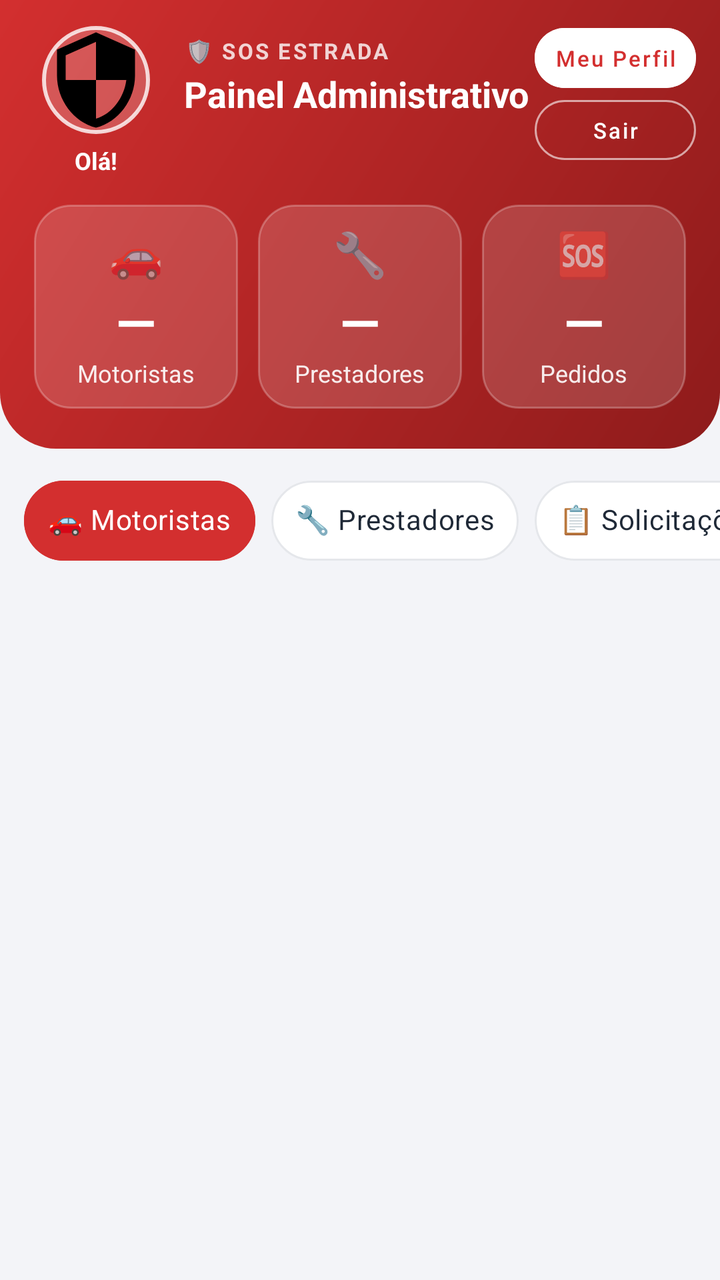
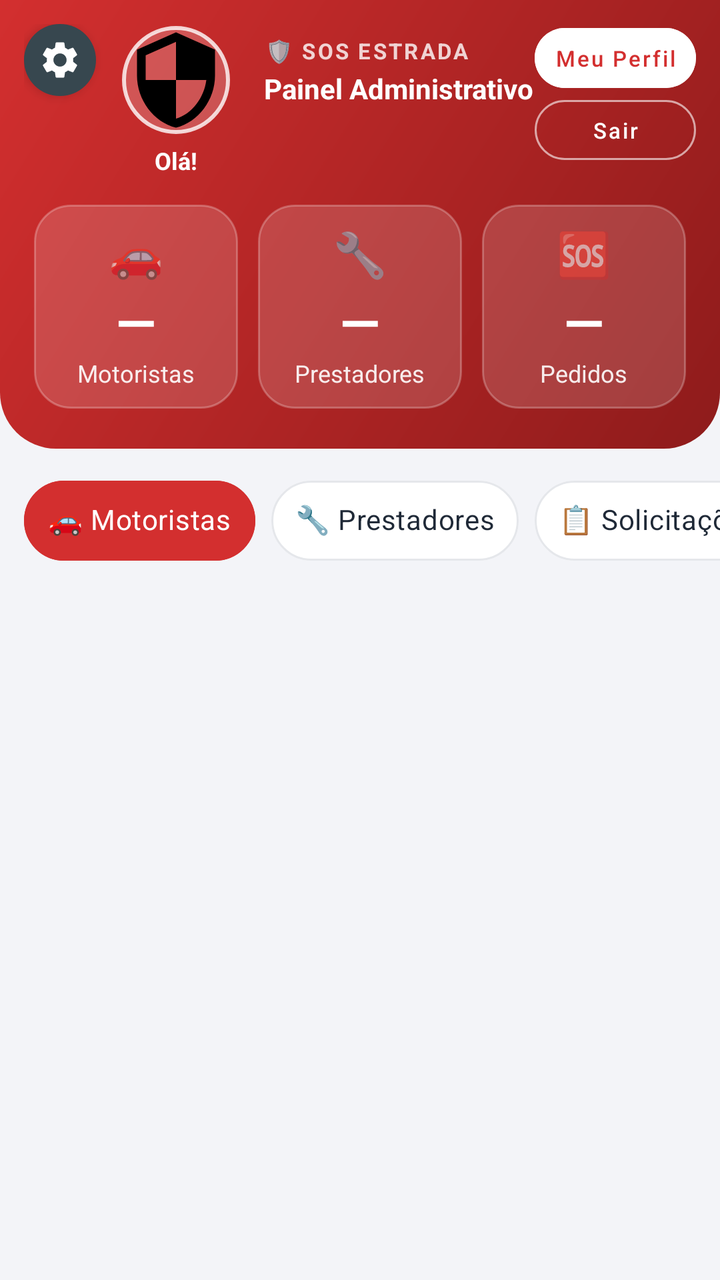

Screens rendered from an Android XML layout before and after an edit, with the pre-edit source and the edit as a unified diff.
<!-- AndroidManifest.xml: application theme Theme.MaterialComponents.Light.NoActionBar -->
<!-- res/layout/activity_admin.xml -->
<?xml version="1.0" encoding="utf-8"?>
<LinearLayout xmlns:android="http://schemas.android.com/apk/res/android"
    xmlns:app="http://schemas.android.com/apk/res-auto"
    android:layout_width="match_parent"
    android:layout_height="match_parent"
    android:background="@color/admin_fundo"
    android:fitsSystemWindows="true"
    android:orientation="vertical">

    
    <LinearLayout
        android:layout_width="match_parent"
        android:layout_height="wrap_content"
        android:background="@drawable/bg_admin_header"
        android:orientation="vertical"
        android:paddingStart="12dp"
        android:paddingTop="12dp"
        android:paddingEnd="12dp"
        android:paddingBottom="20dp">

        <LinearLayout
            android:layout_width="match_parent"
            android:layout_height="wrap_content"
            android:gravity="top"
            android:orientation="horizontal">

            
            <LinearLayout
                android:layout_width="72dp"
                android:layout_height="wrap_content"
                android:gravity="center_horizontal"
                android:orientation="vertical">

                <com.google.android.material.imageview.ShapeableImageView
                    android:id="@+id/ivFotoAdminCabecalho"
                    android:layout_width="56dp"
                    android:layout_height="56dp"
                    android:background="#33FFFFFF"
                    android:padding="2dp"
                    android:scaleType="centerCrop"
                    android:src="@drawable/ic_admin"
                    app:shapeAppearanceOverlay="@style/AdminLogoCircular"
                    app:strokeColor="#CCFFFFFF"
                    app:strokeWidth="2dp" />

                <TextView
                    android:id="@+id/tvSaudacaoAdmin"
                    android:layout_width="wrap_content"
                    android:layout_height="wrap_content"
                    android:layout_marginTop="4dp"
                    android:ellipsize="end"
                    android:gravity="center"
                    android:maxLines="1"
                    android:text="Olá!"
                    android:textColor="@android:color/white"
                    android:textSize="12sp"
                    android:textStyle="bold" />
            </LinearLayout>

            <LinearLayout
                android:layout_width="0dp"
                android:layout_height="wrap_content"
                android:layout_marginStart="8dp"
                android:layout_marginTop="6dp"
                android:layout_weight="1"
                android:orientation="vertical">

                <TextView
                    android:layout_width="wrap_content"
                    android:layout_height="wrap_content"
                    android:letterSpacing="0.1"
                    android:text="🛡️ SOS ESTRADA"
                    android:textColor="#CCFFFFFF"
                    android:textSize="11sp"
                    android:textStyle="bold" />

                
                <TextView
                    android:id="@+id/tvTituloPainelAdmin"
                    android:layout_width="match_parent"
                    android:layout_height="28dp"
                    android:layout_marginTop="2dp"
                    android:maxLines="1"
                    android:text="Painel Administrativo"
                    android:textColor="@android:color/white"
                    android:textStyle="bold"
                    app:autoSizeMaxTextSize="20sp"
                    app:autoSizeMinTextSize="13sp"
                    app:autoSizeTextType="uniform" />
            </LinearLayout>

            <LinearLayout
                android:layout_width="wrap_content"
                android:layout_height="wrap_content"
                android:layout_marginTop="2dp"
                android:orientation="vertical">

                <com.google.android.material.button.MaterialButton
                    android:id="@+id/btnMeuPerfil"
                    style="@style/Widget.MaterialComponents.Button.UnelevatedButton"
                    android:layout_width="match_parent"
                    android:layout_height="30dp"
                    android:backgroundTint="@android:color/white"
                    android:insetTop="0dp"
                    android:insetBottom="0dp"
                    android:minWidth="0dp"
                    android:minHeight="0dp"
                    android:paddingStart="10dp"
                    android:paddingEnd="10dp"
                    android:text="Meu Perfil"
                    android:textAllCaps="false"
                    android:textColor="@color/admin_vermelho"
                    android:textSize="11sp"
                    app:cornerRadius="15dp" />

                <com.google.android.material.button.MaterialButton
                    android:id="@+id/btnSairAdmin"
                    style="@style/Widget.MaterialComponents.Button.OutlinedButton"
                    android:layout_width="match_parent"
                    android:layout_height="30dp"
                    android:layout_marginTop="6dp"
                    android:insetTop="0dp"
                    android:insetBottom="0dp"
                    android:minWidth="0dp"
                    android:minHeight="0dp"
                    android:paddingStart="10dp"
                    android:paddingEnd="10dp"
                    android:text="Sair"
                    android:textAllCaps="false"
                    android:textColor="@android:color/white"
                    android:textSize="11sp"
                    app:cornerRadius="15dp"
                    app:strokeColor="#99FFFFFF" />
            </LinearLayout>
        </LinearLayout>

        
        <androidx.constraintlayout.widget.ConstraintLayout
            android:layout_width="match_parent"
            android:layout_height="wrap_content"
            android:layout_marginTop="14dp">

            <LinearLayout
                android:id="@+id/quadroMotoristas"
                style="@style/AdminQuadroTotal"
                app:layout_constraintDimensionRatio="1:1"
                app:layout_constraintEnd_toStartOf="@id/quadroPrestadores"
                app:layout_constraintHorizontal_chainStyle="spread"
                app:layout_constraintStart_toStartOf="parent"
                app:layout_constraintTop_toTopOf="parent">

                <TextView
                    android:layout_width="wrap_content"
                    android:layout_height="wrap_content"
                    android:text="🚗"
                    android:textSize="22sp" />

                <TextView
                    android:id="@+id/tvTotalMotoristas"
                    style="@style/AdminNumeroTotal" />

                <TextView
                    style="@style/AdminRotuloTotal"
                    android:text="Motoristas" />
            </LinearLayout>

            <LinearLayout
                android:id="@+id/quadroPrestadores"
                style="@style/AdminQuadroTotal"
                app:layout_constraintDimensionRatio="1:1"
                app:layout_constraintEnd_toStartOf="@id/quadroPedidos"
                app:layout_constraintStart_toEndOf="@id/quadroMotoristas"
                app:layout_constraintTop_toTopOf="parent">

                <TextView
                    android:layout_width="wrap_content"
                    android:layout_height="wrap_content"
                    android:text="🔧"
                    android:textSize="22sp" />

                <TextView
                    android:id="@+id/tvTotalPrestadores"
                    style="@style/AdminNumeroTotal" />

                <TextView
                    style="@style/AdminRotuloTotal"
                    android:text="Prestadores" />
            </LinearLayout>

            <LinearLayout
                android:id="@+id/quadroPedidos"
                style="@style/AdminQuadroTotal"
                app:layout_constraintDimensionRatio="1:1"
                app:layout_constraintEnd_toEndOf="parent"
                app:layout_constraintStart_toEndOf="@id/quadroPrestadores"
                app:layout_constraintTop_toTopOf="parent">

                <TextView
                    android:layout_width="wrap_content"
                    android:layout_height="wrap_content"
                    android:text="🆘"
                    android:textSize="22sp" />

                <TextView
                    android:id="@+id/tvTotalSolicitacoes"
                    style="@style/AdminNumeroTotal" />

                <TextView
                    style="@style/AdminRotuloTotal"
                    android:text="Pedidos" />
            </LinearLayout>
        </androidx.constraintlayout.widget.ConstraintLayout>
    </LinearLayout>

    
    <HorizontalScrollView
        android:layout_width="match_parent"
        android:layout_height="wrap_content"
        android:layout_marginTop="12dp"
        android:clipToPadding="false"
        android:paddingStart="12dp"
        android:paddingEnd="12dp"
        android:scrollbars="none">

        <com.google.android.material.chip.ChipGroup
            android:id="@+id/grupoListas"
            android:layout_width="wrap_content"
            android:layout_height="wrap_content"
            app:checkedChip="@id/chipMotoristas"
            app:selectionRequired="true"
            app:singleLine="true"
            app:singleSelection="true">

            <com.google.android.material.chip.Chip
                android:id="@+id/chipMotoristas"
                style="@style/AdminChipSeletor"
                android:text="🚗 Motoristas" />

            <com.google.android.material.chip.Chip
                android:id="@+id/chipPrestadores"
                style="@style/AdminChipSeletor"
                android:text="🔧 Prestadores" />

            <com.google.android.material.chip.Chip
                android:id="@+id/chipSolicitacoes"
                style="@style/AdminChipSeletor"
                android:text="📋 Solicitações" />

            <com.google.android.material.chip.Chip
                android:id="@+id/chipMensagens"
                style="@style/AdminChipSeletor"
                android:text="💬 Mensagens" />
        </com.google.android.material.chip.ChipGroup>
    </HorizontalScrollView>

    
    <FrameLayout
        android:layout_width="match_parent"
        android:layout_height="0dp"
        android:layout_weight="1">

        <ProgressBar
            android:id="@+id/progressBar"
            android:layout_width="wrap_content"
            android:layout_height="wrap_content"
            android:layout_gravity="center_horizontal"
            android:layout_marginTop="32dp"
            android:visibility="gone" />

        <TextView
            android:id="@+id/tvListaVazia"
            android:layout_width="match_parent"
            android:layout_height="wrap_content"
            android:layout_marginTop="32dp"
            android:gravity="center"
            android:paddingStart="24dp"
            android:paddingEnd="24dp"
            android:textColor="@color/admin_texto_secundario"
            android:textSize="15sp"
            android:visibility="gone" />

        <androidx.recyclerview.widget.RecyclerView
            android:id="@+id/rvLista"
            android:layout_width="match_parent"
            android:layout_height="match_parent"
            android:clipToPadding="false"
            android:paddingStart="12dp"
            android:paddingTop="4dp"
            android:paddingEnd="12dp"
            android:paddingBottom="16dp" />
    </FrameLayout>

</LinearLayout>
<!-- resources referenced by this layout -->
<resources>
  <color name="admin_fundo">#F3F4F8</color>
  <color name="admin_texto_secundario">#6B7280</color>
  <color name="admin_vermelho">#D32F2F</color>
  <style name="AdminLogoCircular">
          <item name="cornerFamily">rounded</item>
          <item name="cornerSize">50%</item>
      </style>
  <style name="AdminRotuloTotal">
          <item name="android:layout_width">wrap_content</item>
          <item name="android:layout_height">wrap_content</item>
          <item name="android:textColor">#E6FFFFFF</item>
          <item name="android:textSize">12sp</item>
      </style>
  <color name="admin_vermelho_escuro">#8E1B1B</color>
  <!-- drawable bg_admin_quadro (drawable) -->
  <?xml version="1.0" encoding="utf-8"?>
  <shape xmlns:android="http://schemas.android.com/apk/res/android" android:shape="rectangle">
      <solid android:color="#26FFFFFF" />
      <stroke android:width="1dp" android:color="#40FFFFFF" />
      <corners android:radius="18dp" />
  </shape>
  <!-- unchanged entries left out for length: 5 -->
</resources>

<!-- the commit's change to res/layout/activity_admin.xml (unified diff, before → after) -->
@@ -23,6 +23,23 @@
             android:layout_height="wrap_content"
             android:gravity="top"
             android:orientation="horizontal">
+
+            
+            <ImageView
+                android:id="@+id/btnConfiguracoesAdmin"
+                android:layout_width="36dp"
+                android:layout_height="36dp"
+                android:layout_gravity="top"
+                android:layout_marginEnd="4dp"
+                android:background="@drawable/bg_admin_avatar"
+                android:backgroundTint="@color/grafite"
+                android:clickable="true"
+                android:contentDescription="Configurações"
+                android:elevation="3dp"
+                android:focusable="true"
+                android:foreground="?attr/selectableItemBackgroundBorderless"
+                android:padding="7dp"
+                android:src="@drawable/ic_configuracoes" />
 
             
             <LinearLayout
@@ -220,7 +237,8 @@
         android:clipToPadding="false"
         android:paddingStart="12dp"
         android:paddingEnd="12dp"
-        android:scrollbars="none">
+        android:scrollbars="none"
+        android:id="@+id/rolagemSeletor">
 
         <com.google.android.material.chip.ChipGroup
             android:id="@+id/grupoListas"
@@ -288,6 +306,356 @@
             android:paddingTop="4dp"
             android:paddingEnd="12dp"
             android:paddingBottom="16dp" />
+
+        
+        <include
+            android:id="@+id/secaoConfiguracoes"
+            layout="@layout/secao_configuracoes_admin"
+            android:layout_width="match_parent"
+            android:layout_height="match_parent"
+            android:visibility="gone" />
     </FrameLayout>
 
 </LinearLayout>
+<!-- res/layout/secao_configuracoes_admin.xml (included above) -->
+<?xml version="1.0" encoding="utf-8"?>
+<ScrollView xmlns:android="http://schemas.android.com/apk/res/android"
+    xmlns:app="http://schemas.android.com/apk/res-auto"
+    android:layout_width="match_parent"
+    android:layout_height="match_parent"
+    android:fillViewport="true">
+
+    <LinearLayout
+        android:layout_width="match_parent"
+        android:layout_height="wrap_content"
+        android:orientation="vertical"
+        android:paddingStart="14dp"
+        android:paddingTop="10dp"
+        android:paddingEnd="14dp"
+        android:paddingBottom="24dp">
+
+        <LinearLayout
+            android:layout_width="match_parent"
+            android:layout_height="wrap_content"
+            android:gravity="center_vertical"
+            android:orientation="horizontal">
+
+            <TextView
+                android:id="@+id/tvTituloConfiguracoes"
+                android:layout_width="0dp"
+                android:layout_height="wrap_content"
+                android:layout_weight="1"
+                android:text="⚙️ Configurações"
+                android:textColor="@color/admin_texto"
+                android:textSize="18sp"
+                android:textStyle="bold" />
+
+            <com.google.android.material.button.MaterialButton
+                android:id="@+id/btnVoltarConfiguracoes"
+                style="@style/Widget.MaterialComponents.Button.OutlinedButton"
+                android:layout_width="wrap_content"
+                android:layout_height="36dp"
+                android:insetTop="0dp"
+                android:insetBottom="0dp"
+                android:minWidth="0dp"
+                android:minHeight="0dp"
+                android:paddingStart="12dp"
+                android:paddingEnd="12dp"
+                android:text="‹ Voltar às listas"
+                android:textAllCaps="false"
+                android:textColor="@color/admin_texto"
+                android:textSize="12sp"
+                app:cornerRadius="18dp"
+                app:strokeColor="@color/admin_borda" />
+        </LinearLayout>
+
+        
+        <LinearLayout
+            android:id="@+id/menuConfiguracoes"
+            android:layout_width="match_parent"
+            android:layout_height="wrap_content"
+            android:layout_marginTop="14dp"
+            android:orientation="vertical">
+
+            <com.google.android.material.card.MaterialCardView
+                android:id="@+id/cardFinanceiro"
+                style="@style/AdminCard"
+                android:clickable="true"
+                android:focusable="true">
+
+                <LinearLayout
+                    android:layout_width="match_parent"
+                    android:layout_height="wrap_content"
+                    android:gravity="center_vertical"
+                    android:orientation="horizontal"
+                    android:padding="16dp">
+
+                    <TextView
+                        style="@style/AdminAvatar"
+                        android:layout_width="44dp"
+                        android:layout_height="44dp"
+                        android:backgroundTint="@color/admin_verde_claro"
+                        android:text="💰"
+                        android:textSize="18sp" />
+
+                    <LinearLayout
+                        android:layout_width="0dp"
+                        android:layout_height="wrap_content"
+                        android:layout_marginStart="12dp"
+                        android:layout_weight="1"
+                        android:orientation="vertical">
+
+                        <TextView
+                            style="@style/AdminTitulo"
+                            android:text="Financeiro"
+                            android:textSize="15sp" />
+
+                        <TextView
+                            android:layout_width="wrap_content"
+                            android:layout_height="wrap_content"
+                            android:text="Assinaturas dos prestadores, totais e relatório mensal"
+                            android:textColor="@color/admin_texto_secundario"
+                            android:textSize="12sp" />
+                    </LinearLayout>
+
+                    <TextView
+                        android:layout_width="wrap_content"
+                        android:layout_height="wrap_content"
+                        android:text="›"
+                        android:textColor="#9CA3AF"
+                        android:textSize="28sp" />
+                </LinearLayout>
+            </com.google.android.material.card.MaterialCardView>
+        </LinearLayout>
+
+        
+        <LinearLayout
+            android:id="@+id/layoutFinanceiro"
+            android:layout_width="match_parent"
+            android:layout_height="wrap_content"
+            android:layout_marginTop="12dp"
+            android:orientation="vertical"
+            android:visibility="gone">
+
+            
+            <com.google.android.material.card.MaterialCardView
+                style="@style/AdminCard"
+                app:cardBackgroundColor="@color/admin_azul_claro"
+                app:strokeWidth="0dp">
+
+                <LinearLayout
+                    android:layout_width="match_parent"
+                    android:layout_height="wrap_content"
+                    android:orientation="vertical"
+                    android:padding="14dp">
+
+                    <TextView
+                        android:layout_width="wrap_content"
+                        android:layout_height="wrap_content"
+                        android:text="Período"
+                        android:textColor="@color/admin_texto"
+                        android:textSize="13sp"
+                        android:textStyle="bold" />
+
+                    <Spinner
+                        android:id="@+id/spinnerPeriodoFinanceiro"
+                        android:layout_width="match_parent"
+                        android:layout_height="44dp"
+                        android:layout_marginTop="4dp" />
+
+                    <LinearLayout
+                        android:id="@+id/layoutDatasFinanceiro"
+                        android:layout_width="match_parent"
+                        android:layout_height="wrap_content"
+                        android:orientation="horizontal"
+                        android:visibility="gone">
+
+                        <EditText
+                            android:id="@+id/etDataInicialFinanceiro"
+                            android:layout_width="0dp"
+                            android:layout_height="wrap_content"
+                            android:layout_marginEnd="6dp"
+                            android:layout_weight="1"
+                            android:hint="De (dd/mm/aaaa)"
+                            android:inputType="number"
+                            android:maxLength="10"
+                            android:textSize="14sp" />
+
+                        <EditText
+                            android:id="@+id/etDataFinalFinanceiro"
+                            android:layout_width="0dp"
+                            android:layout_height="wrap_content"
+                            android:layout_marginStart="6dp"
+                            android:layout_weight="1"
+                            android:hint="Até (dd/mm/aaaa)"
+                            android:inputType="number"
+                            android:maxLength="10"
+                            android:textSize="14sp" />
+                    </LinearLayout>
+
+                    <LinearLayout
+                        android:layout_width="match_parent"
+                        android:layout_height="wrap_content"
+                        android:layout_marginTop="8dp"
+                        android:orientation="horizontal">
+
+                        <com.google.android.material.button.MaterialButton
+                            android:id="@+id/btnFiltrarFinanceiro"
+                            android:layout_width="0dp"
+                            android:layout_height="wrap_content"
+                            android:layout_marginEnd="6dp"
+                            android:layout_weight="1"
+                            android:backgroundTint="@color/admin_azul"
+                            android:text="Filtrar"
+                            android:textAllCaps="false"
+                            app:cornerRadius="10dp" />
+
+                        <com.google.android.material.button.MaterialButton
+                            android:id="@+id/btnGerarRelatorioFinanceiro"
+                            android:layout_width="0dp"
+                            android:layout_height="wrap_content"
+                            android:layout_marginStart="6dp"
+                            android:layout_weight="1"
+                            android:backgroundTint="#00897B"
+                            android:text="📄 Gerar Relatório"
+                            android:textAllCaps="false"
+                            app:cornerRadius="10dp" />
+                    </LinearLayout>
+                </LinearLayout>
+            </com.google.android.material.card.MaterialCardView>
+
+            
+            <LinearLayout
+                android:layout_width="match_parent"
+                android:layout_height="wrap_content"
+                android:layout_marginTop="12dp"
+                android:orientation="horizontal">
+
+                <com.google.android.material.card.MaterialCardView
+                    style="@style/AdminCard"
+                    android:layout_width="0dp"
+                    android:layout_marginEnd="4dp"
+                    android:layout_weight="1">
+
+                    <LinearLayout
+                        android:layout_width="match_parent"
+                        android:layout_height="wrap_content"
+                        android:gravity="center"
+                        android:orientation="vertical"
+                        android:padding="10dp">
+
+                        <TextView
+                            android:id="@+id/tvTotalPagamentosFinanceiro"
+                            android:layout_width="wrap_content"
+                            android:layout_height="wrap_content"
+                            android:text="0"
+                            android:textColor="@color/admin_vermelho_escuro"
+                            android:textSize="20sp"
+                            android:textStyle="bold" />
+
+                        <TextView
+                            android:layout_width="wrap_content"
+                            android:layout_height="wrap_content"
+                            android:gravity="center"
+                            android:text="Pagamentos"
+                            android:textColor="@color/admin_texto_secundario"
+                            android:textSize="11sp" />
+                    </LinearLayout>
+                </com.google.android.material.card.MaterialCardView>
+
+                <com.google.android.material.card.MaterialCardView
+                    style="@style/AdminCard"
+                    android:layout_width="0dp"
+                    android:layout_marginStart="4dp"
+                    android:layout_marginEnd="4dp"
+                    android:layout_weight="1">
+
+                    <LinearLayout
+                        android:layout_width="match_parent"
+                        android:layout_height="wrap_content"
+                        android:gravity="center"
+                        android:orientation="vertical"
+                        android:padding="10dp">
+
+                        <TextView
+                            android:id="@+id/tvPrestadoresPagantesFinanceiro"
+                            android:layout_width="wrap_content"
+                            android:layout_height="wrap_content"
+                            android:text="0"
+                            android:textColor="@color/admin_vermelho_escuro"
+                            android:textSize="20sp"
+                            android:textStyle="bold" />
+
+                        <TextView
+                            android:layout_width="wrap_content"
+                            android:layout_height="wrap_content"
+                            android:gravity="center"
+                            android:text="Prestadores pagantes"
+                            android:textColor="@color/admin_texto_secundario"
+                            android:textSize="11sp" />
+                    </LinearLayout>
+                </com.google.android.material.card.MaterialCardView>
+
+                <com.google.android.material.card.MaterialCardView
+                    style="@style/AdminCard"
+                    android:layout_width="0dp"
+                    android:layout_marginStart="4dp"
+                    android:layout_weight="1.2">
+
+                    <LinearLayout
+                        android:layout_width="match_parent"
+                        android:layout_height="wrap_content"
+                        android:gravity="center"
+                        android:orientation="vertical"
+                        android:padding="10dp">
+
+                        <TextView
+                            android:id="@+id/tvTotalArrecadadoFinanceiro"
+                            android:layout_width="wrap_content"
+                            android:layout_height="wrap_content"
+                            android:maxLines="1"
+                            android:text="R$ 0,00"
+                            android:textColor="@color/admin_verde"
+                            android:textSize="18sp"
+                            android:textStyle="bold" />
+
+                        <TextView
+                            android:layout_width="wrap_content"
+                            android:layout_height="wrap_content"
+                            android:gravity="center"
+                            android:text="Total arrecadado"
+                            android:textColor="@color/admin_texto_secundario"
+                            android:textSize="11sp" />
+                    </LinearLayout>
+                </com.google.android.material.card.MaterialCardView>
+            </LinearLayout>
+
+            <ProgressBar
+                android:id="@+id/progressFinanceiro"
+                android:layout_width="wrap_content"
+                android:layout_height="wrap_content"
+                android:layout_gravity="center_horizontal"
+                android:layout_marginTop="20dp"
+                android:visibility="gone" />
+
+            <TextView
+                android:id="@+id/tvVazioFinanceiro"
+                android:layout_width="match_parent"
+                android:layout_height="wrap_content"
+                android:layout_marginTop="24dp"
+                android:gravity="center"
+                android:text="Nenhum pagamento encontrado nesse período."
+                android:textColor="@color/admin_texto_secundario"
+                android:textSize="14sp"
+                android:visibility="gone" />
+
+            
+            <LinearLayout
+                android:id="@+id/containerPagamentos"
+                android:layout_width="match_parent"
+                android:layout_height="wrap_content"
+                android:layout_marginTop="12dp"
+                android:orientation="vertical" />
+        </LinearLayout>
+    </LinearLayout>
+</ScrollView>
<!-- resource entries referenced after the edit -->
@@ -1,7 +1,13 @@
 <!-- resources referenced by this layout -->
 <resources>
+  <color name="admin_azul">#2563EB</color>
+  <color name="admin_azul_claro">#DBEAFE</color>
+  <color name="admin_borda">#E5E7EB</color>
   <color name="admin_fundo">#F3F4F8</color>
+  <color name="admin_texto">#1F2937</color>
   <color name="admin_texto_secundario">#6B7280</color>
+  <color name="admin_verde">#15803D</color>
+  <color name="admin_verde_claro">#DCFCE7</color>
   <color name="admin_vermelho">#D32F2F</color>
   <style name="AdminLogoCircular">
           <item name="cornerFamily">rounded</item>
@@ -13,7 +19,49 @@
           <item name="android:textColor">#E6FFFFFF</item>
           <item name="android:textSize">12sp</item>
       </style>
+  <style name="AdminTitulo">
+          <item name="android:layout_width">wrap_content</item>
+          <item name="android:layout_height">wrap_content</item>
+          <item name="android:textColor">@color/admin_texto</item>
+          <item name="android:textSize">16sp</item>
+          <item name="android:textStyle">bold</item>
+      </style>
   <color name="admin_vermelho_escuro">#8E1B1B</color>
+  <color name="grafite">#37474F</color>
+  <!-- drawable bg_admin_avatar (drawable) -->
+  <?xml version="1.0" encoding="utf-8"?>
+  <shape xmlns:android="http://schemas.android.com/apk/res/android" android:shape="oval">
+      <solid android:color="#FFFFFF" />
+  </shape>
+  <!-- drawable ic_configuracoes (drawable) -->
+  <?xml version="1.0" encoding="utf-8"?>
+  <vector xmlns:android="http://schemas.android.com/apk/res/android"
+      android:width="24dp"
+      android:height="24dp"
+      android:viewportWidth="24"
+      android:viewportHeight="24">
+      <path
+          android:fillColor="#FFFFFFFF"
+          android:pathData="M19.14,12.94c0.04,-0.3 0.06,-0.61 0.06,-0.94c0,-0.32 -0.02,-0.64 -0.07,-0.94l2.03,-1.58c0.18,-0.14 0.23,-0.41 0.12,-0.61l-1.92,-3.32c-0.12,-0.22 -0.37,-0.29 -0.59,-0.22l-2.39,0.96c-0.5,-0.38 -1.03,-0.7 -1.62,-0.94L14.4,2.81c-0.04,-0.24 -0.24,-0.41 -0.48,-0.41h-3.84c-0.24,0 -0.43,0.17 -0.47,0.41L9.25,5.35C8.66,5.59 8.12,5.92 7.63,6.29L5.24,5.33c-0.22,-0.08 -0.47,0 -0.59,0.22L2.74,8.87C2.62,9.08 2.66,9.34 2.86,9.48l2.03,1.58C4.84,11.36 4.8,11.69 4.8,12s0.02,0.64 0.07,0.94l-2.03,1.58c-0.18,0.14 -0.23,0.41 -0.12,0.61l1.92,3.32c0.12,0.22 0.37,0.29 0.59,0.22l2.39,-0.96c0.5,0.38 1.03,0.7 1.62,0.94l0.36,2.54c0.05,0.24 0.24,0.41 0.48,0.41h3.84c0.24,0 0.44,-0.17 0.47,-0.41l0.36,-2.54c0.59,-0.24 1.13,-0.56 1.62,-0.94l2.39,0.96c0.22,0.08 0.47,0 0.59,-0.22l1.92,-3.32c0.12,-0.22 0.07,-0.47 -0.12,-0.61L19.14,12.94zM12,15.6c-1.98,0 -3.6,-1.62 -3.6,-3.6s1.62,-3.6 3.6,-3.6s3.6,1.62 3.6,3.6S13.98,15.6 12,15.6z" />
+  </vector>
+  <style name="AdminAvatar">
+          <item name="android:layout_width">48dp</item>
+          <item name="android:layout_height">48dp</item>
+          <item name="android:background">@drawable/bg_admin_avatar</item>
+          <item name="android:gravity">center</item>
+          <item name="android:textColor">@android:color/white</item>
+          <item name="android:textSize">17sp</item>
+          <item name="android:textStyle">bold</item>
+      </style>
+  <style name="AdminCard">
+          <item name="android:layout_width">match_parent</item>
+          <item name="android:layout_height">wrap_content</item>
+          <item name="cardBackgroundColor">@android:color/white</item>
+          <item name="cardCornerRadius">16dp</item>
+          <item name="cardElevation">0dp</item>
+          <item name="strokeColor">@color/admin_borda</item>
+          <item name="strokeWidth">1dp</item>
+      </style>
   <!-- drawable bg_admin_quadro (drawable) -->
   <?xml version="1.0" encoding="utf-8"?>
   <shape xmlns:android="http://schemas.android.com/apk/res/android" android:shape="rectangle">
